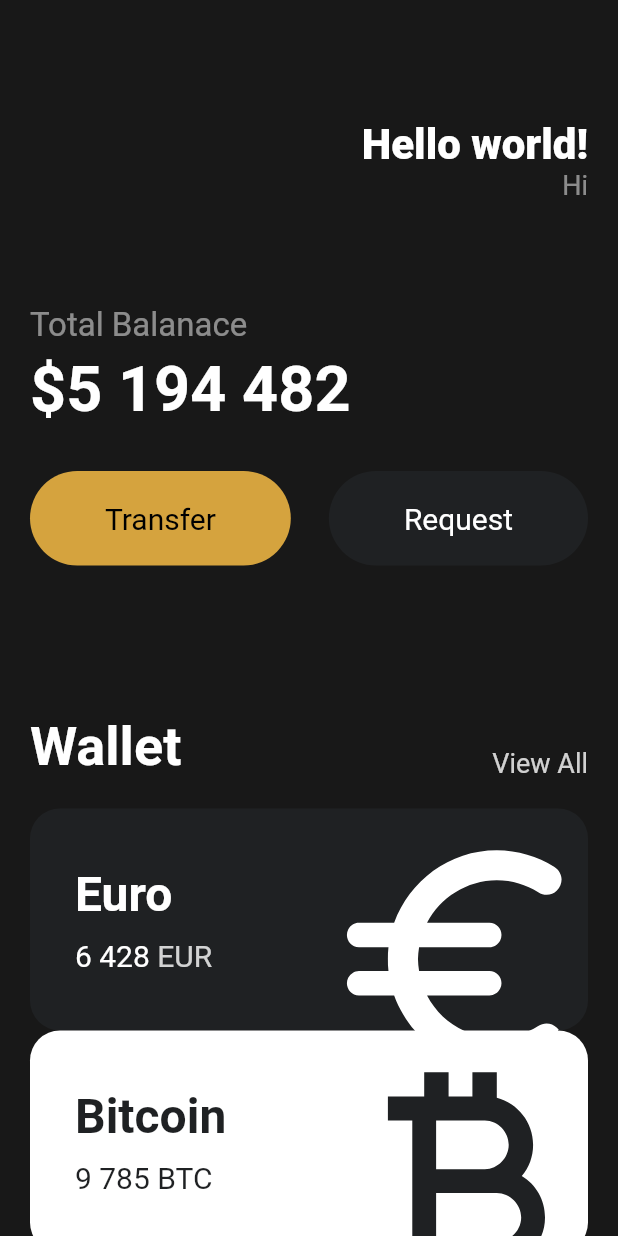
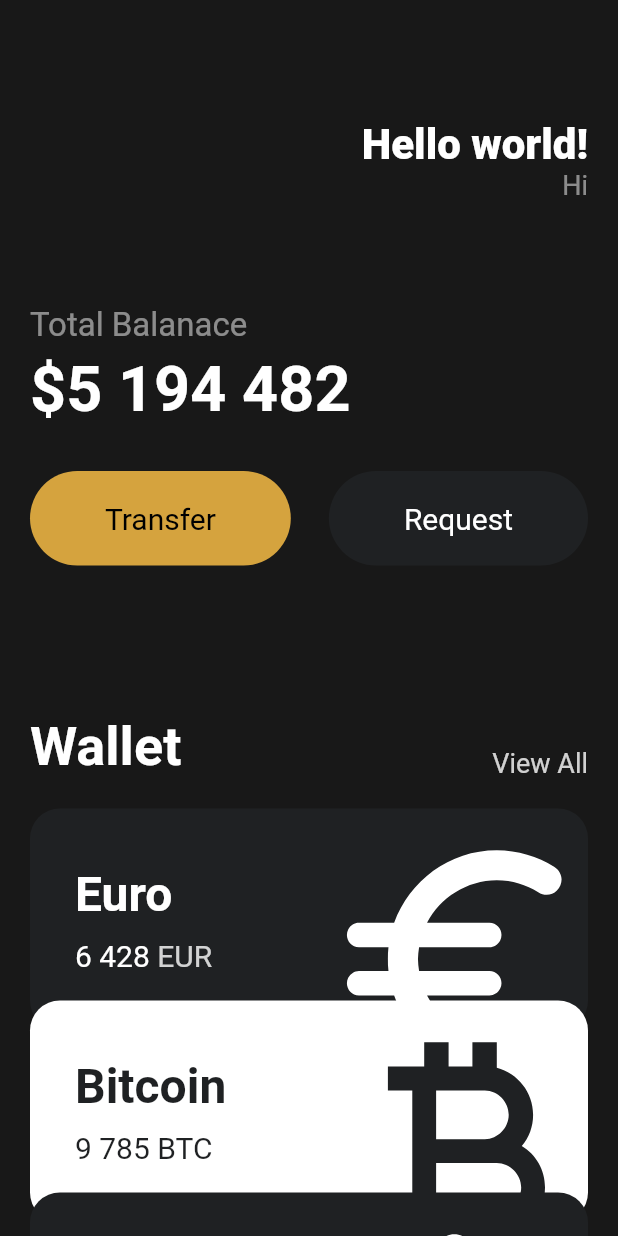
Before and after one commit to decemberkms/cartoon_clone, a Flutter app: the screen it shows after launch, on a phone screen of 412 x 824 dp. Run offline on Flutter 3.47's test engine with Material 2 defaults, Android fonts, the phone set to English and light mode, and no system bars.

Commit message:
Transform.translate offset

```diff
--- a/app01/lib/main.dart
+++ b/app01/lib/main.dart
@@ -121,19 +121,31 @@ class App extends StatelessWidget {
                   icon: Icons.euro_rounded,
                   isInverted: false,
                 ),
-                const CurrencyCard(
+                Transform.translate(
+                  offset: const Offset(
+                    0,
+                    -20,
+                  ),
+                  child: const CurrencyCard(
                     name: "Bitcoin",
                     code: "BTC",
                     amount: "9 785",
                     icon: Icons.currency_bitcoin_outlined,
                     isInverted: true,
                   ),
-                const CurrencyCard(
+                ),
+                Transform.translate(
+                  offset: const Offset(
+                    0,
+                    -40,
+                  ),
+                  child: const CurrencyCard(
                     name: "Dollar",
                     code: "USD",
                     amount: "415 428",
                     icon: Icons.attach_money_rounded,
                     isInverted: false,
+                  ),
                 ),
               ],
             ),
```
Lines whose indentation alone changed are shown as unchanged.
